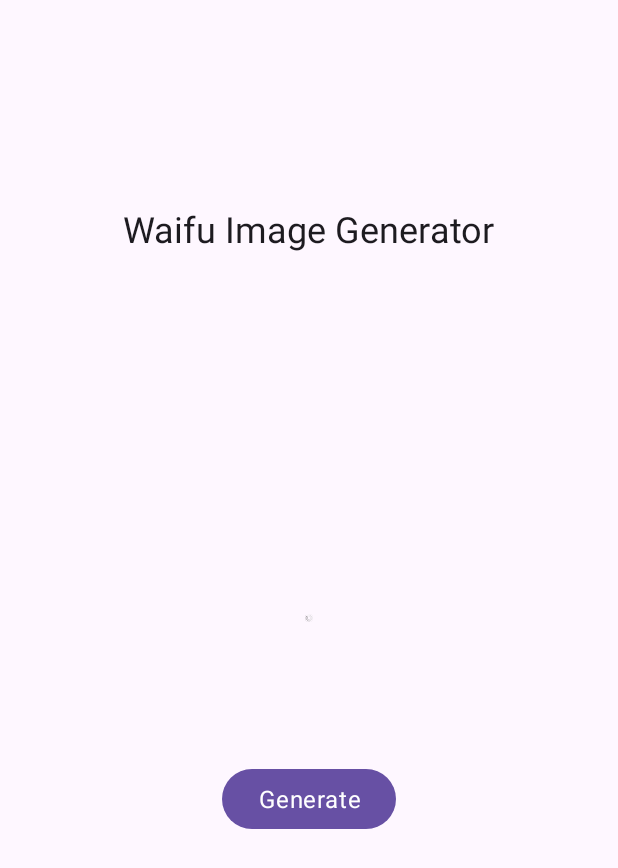
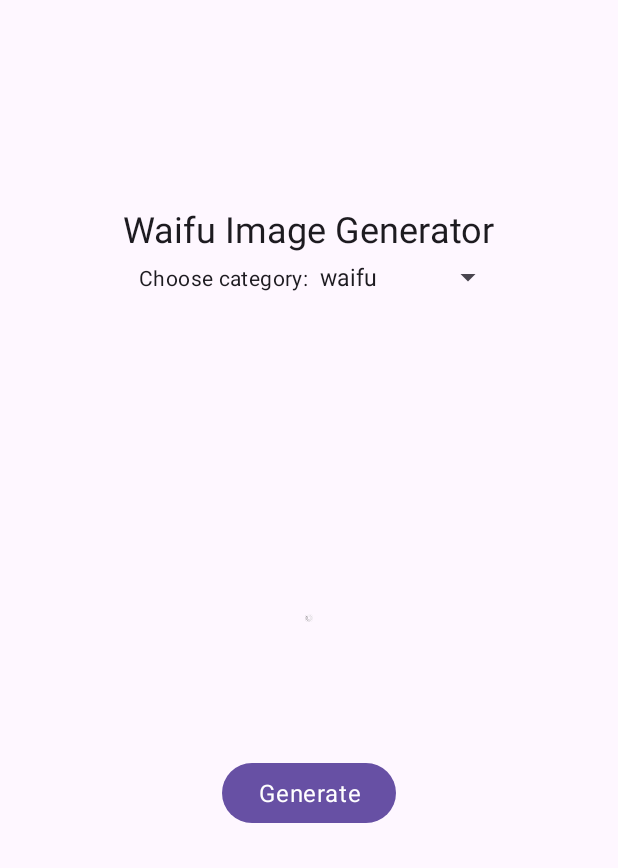
Before and after one commit to sarapmagcode/Waifu-Pic-Generator-App, an Android app: the screen it shows after launch (MainActivity), after a tap on "Generate", on a phone screen of 412 x 824 dp. Shown: the top 868 px of the screen. Run offline under Robolectric (Android 15) with nearby library versions, the phone set to English and light mode, and no system bars; pictures from the network do not load; 1 statement that could not run was skipped; 1 other tap on this screen came first.

Commit message:
added dropdown (category)

```diff
--- a/app/src/main/java/com/example/waifupicsapp/network/WaifuApiService.kt
+++ b/app/src/main/java/com/example/waifupicsapp/network/WaifuApiService.kt
@@ -5,6 +5,7 @@ import com.squareup.moshi.kotlin.reflect.KotlinJsonAdapterFactory
 import retrofit2.Retrofit
 import retrofit2.converter.moshi.MoshiConverterFactory
 import retrofit2.http.GET
+import retrofit2.http.Path
 
 private const val BASE_URL = "https://api.waifu.pics/sfw/"
 
@@ -18,8 +19,8 @@ private val retrofit = Retrofit.Builder()
     .build()
 
 interface WaifuApiService {
-    @GET("waifu")
-    suspend fun getWaifuPic(): WaifuPic
+    @GET("{category}")
+    suspend fun getWaifuPic(@Path("category") category: String): WaifuPic
 }
 
 object WaifuApi {
--- a/app/src/main/java/com/example/waifupicsapp/overview/OverviewFragment.kt
+++ b/app/src/main/java/com/example/waifupicsapp/overview/OverviewFragment.kt
@@ -5,6 +5,7 @@ import android.util.Log
 import android.view.LayoutInflater
 import android.view.View
 import android.view.ViewGroup
+import android.widget.ArrayAdapter
 import androidx.core.net.toUri
 import androidx.fragment.app.Fragment
 import androidx.fragment.app.viewModels
@@ -33,16 +34,7 @@ class OverviewFragment : Fragment() {
     override fun onViewCreated(view: View, savedInstanceState: Bundle?) {
         super.onViewCreated(view, savedInstanceState)
 
-        // Observe image view
-        viewModel.waifuPic.observe(viewLifecycleOwner) {
-            it.url?.let { url ->
-                val imgUri = url.toUri().buildUpon().scheme("https").build()
-                binding.waifuImageView.load(imgUri) {
-                    placeholder(R.drawable.loading_animation)
-                    error(R.drawable.ic_connection_error)
-                }
-            }
-        }
+        supplyCategorySpinner()
 
         // Observe status
         viewModel.status.observe(viewLifecycleOwner) {
@@ -63,8 +55,32 @@ class OverviewFragment : Fragment() {
             }
         }
 
-        // Generate new image
-        binding.waifuButton.setOnClickListener { viewModel.generateAgain() }
+        // Observe image view
+        viewModel.waifuPic.observe(viewLifecycleOwner) {
+            it.url?.let { url ->
+                val imgUri = url.toUri().buildUpon().scheme("https").build()
+                binding.waifuImageView.load(imgUri) {
+                    placeholder(R.drawable.loading_animation)
+                    error(R.drawable.ic_connection_error)
+                }
+            }
+        }
+
+        // Generate new image with selected category
+        binding.waifuButton.setOnClickListener {
+            viewModel.generateAgain(binding.categorySpinner.selectedItem.toString())
+        }
+    }
+
+    private fun supplyCategorySpinner() {
+        ArrayAdapter.createFromResource(
+            requireContext(),
+            R.array.category_array,
+            android.R.layout.simple_spinner_item
+        ).also { adapter ->
+            adapter.setDropDownViewResource(android.R.layout.simple_spinner_dropdown_item)
+            binding.categorySpinner.adapter = adapter
+        }
     }
 
     override fun onDestroyView() {
--- a/app/src/main/java/com/example/waifupicsapp/overview/OverviewViewModel.kt
+++ b/app/src/main/java/com/example/waifupicsapp/overview/OverviewViewModel.kt
@@ -23,11 +23,11 @@ class OverviewViewModel : ViewModel() {
         getWaifuPic()
     }
 
-    private fun getWaifuPic() {
+    private fun getWaifuPic(category: String = "waifu") {
         viewModelScope.launch {
             _status.value = WaifuPicStatus.LOADING
             try {
-                _waifuPic.value = WaifuApi.retrofitService.getWaifuPic()
+                _waifuPic.value = WaifuApi.retrofitService.getWaifuPic(category)
                 _status.value = WaifuPicStatus.DONE
             } catch (e: Exception) {
                 _status.value = WaifuPicStatus.ERROR
@@ -36,7 +36,7 @@ class OverviewViewModel : ViewModel() {
         }
     }
 
-    fun generateAgain() {
-        getWaifuPic()
+    fun generateAgain(category: String) {
+        getWaifuPic(category)
     }
 }
--- a/app/src/main/res/layout/fragment_overview.xml
+++ b/app/src/main/res/layout/fragment_overview.xml
@@ -26,16 +26,39 @@
         app:layout_constraintRight_toRightOf="parent"
         app:layout_constraintTop_toTopOf="parent" />
 
+    <LinearLayout
+        android:id="@+id/category_linear_layout"
+        android:layout_width="wrap_content"
+        android:layout_height="wrap_content"
+        android:layout_marginTop="4dp"
+        android:orientation="horizontal"
+        app:layout_constraintLeft_toLeftOf="parent"
+        app:layout_constraintRight_toRightOf="parent"
+        app:layout_constraintTop_toBottomOf="@id/waifu_title">
+
+        <TextView
+            android:id="@+id/category_text_view"
+            android:layout_width="wrap_content"
+            android:layout_height="wrap_content"
+            android:layout_marginLeft="16dp"
+            android:text="@string/choose_category"
+            android:textAppearance="?attr/textAppearanceBody2" />
+
+        <Spinner
+            android:id="@+id/category_spinner"
+            android:layout_width="wrap_content"
+            android:layout_height="wrap_content" />
+
+    </LinearLayout>
+
     <ImageView
         android:id="@+id/waifu_image_view"
         android:layout_width="match_parent"
         android:layout_height="300dp"
-        app:layout_constraintBottom_toBottomOf="parent"
-        app:layout_constraintHorizontal_bias="0.0"
+        android:layout_marginTop="4dp"
         app:layout_constraintLeft_toLeftOf="parent"
         app:layout_constraintRight_toRightOf="parent"
-        app:layout_constraintTop_toBottomOf="@id/waifu_title"
-        app:layout_constraintVertical_bias="0.102"
+        app:layout_constraintTop_toBottomOf="@id/category_linear_layout"
         tools:src="@tools:sample/backgrounds/scenic" />
 
     <com.google.android.material.button.MaterialButton
--- /dev/null
+++ b/app/src/main/res/values/array.xml
@@ -0,0 +1,14 @@
+<?xml version="1.0" encoding="utf-8"?>
+<resources>
+    <string-array name="category_array">
+        <item>waifu</item>
+        <item>neko</item>
+        <item>shinobu</item>
+        <item>megumin</item>
+        <item>cuddle</item>
+        <item>hug</item>
+        <item>pat</item>
+        <item>blush</item>
+        <item>smile</item>
+    </string-array>
+</resources>
--- a/app/src/main/res/values/strings.xml
+++ b/app/src/main/res/values/strings.xml
@@ -1,5 +1,6 @@
 <resources>
     <string name="app_name">WaifuPicsApp</string>
     <string name="waifu_title">Waifu Image Generator</string>
+    <string name="choose_category">Choose category:</string>
     <string name="generate">Generate</string>
 </resources>
```
